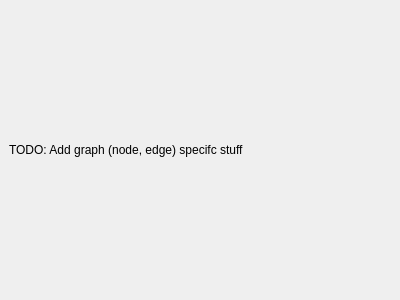
First picture: the form in src/gui/widgets/infodockwidget.ui, repository saschpe/masonry, before the edit.
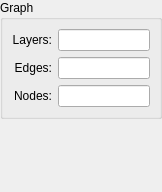
Second picture: the form after the edit.

Commit message: Relaxed InfoWidget and removed the @since in Doxygen comments.

What changed in the file:
```diff
--- a/src/gui/widgets/infodockwidget.ui
+++ b/src/gui/widgets/infodockwidget.ui
@@ -6,8 +6,8 @@
    <rect>
     <x>0</x>
     <y>0</y>
-    <width>400</width>
-    <height>300</height>
+    <width>162</width>
+    <height>192</height>
    </rect>
   </property>
   <property name="floating">
@@ -18,13 +18,91 @@
   </property>
   <widget class="QWidget" name="dockWidgetContents">
    <layout class="QGridLayout" name="gridLayout">
+    <property name="margin">
+     <number>0</number>
+    </property>
     <item row="0" column="0">
-     <widget class="QLabel" name="label">
-      <property name="text">
-       <string>TODO: Add graph (node, edge) specifc stuff</string>
+     <widget class="QGroupBox" name="groupBox">
+      <property name="title">
+       <string>Graph</string>
       </property>
+      <layout class="QGridLayout" name="gridLayout_2">
+       <item row="0" column="0">
+        <widget class="QLabel" name="label_10">
+         <property name="text">
+          <string>Layers:</string>
+         </property>
+         <property name="alignment">
+          <set>Qt::AlignRight|Qt::AlignTrailing|Qt::AlignVCenter</set>
+         </property>
+         <property name="buddy">
+          <cstring>edgeCountLineEdit</cstring>
+         </property>
+        </widget>
+       </item>
+       <item row="1" column="0">
+        <widget class="QLabel" name="label_12">
+         <property name="text">
+          <string>Edges:</string>
+         </property>
+         <property name="alignment">
+          <set>Qt::AlignRight|Qt::AlignTrailing|Qt::AlignVCenter</set>
+         </property>
+         <property name="buddy">
+          <cstring>nodeCountLineEdit</cstring>
+         </property>
+        </widget>
+       </item>
+       <item row="2" column="0">
+        <widget class="QLabel" name="label_11">
+         <property name="text">
+          <string>Nodes:</string>
+         </property>
+         <property name="alignment">
+          <set>Qt::AlignRight|Qt::AlignTrailing|Qt::AlignVCenter</set>
+         </property>
+         <property name="buddy">
+          <cstring>layerCountLineEdit</cstring>
+         </property>
+        </widget>
+       </item>
+       <item row="0" column="1">
+        <widget class="QLineEdit" name="edgeCountLineEdit">
+         <property name="readOnly">
+          <bool>true</bool>
+         </property>
+        </widget>
+       </item>
+       <item row="1" column="1">
+        <widget class="QLineEdit" name="nodeCountLineEdit">
+         <property name="readOnly">
+          <bool>true</bool>
+         </property>
+        </widget>
+       </item>
+       <item row="2" column="1">
+        <widget class="QLineEdit" name="layerCountLineEdit">
+         <property name="readOnly">
+          <bool>true</bool>
+         </property>
+        </widget>
+       </item>
+      </layout>
      </widget>
     </item>
+    <item row="1" column="0">
+     <spacer name="verticalSpacer">
+      <property name="orientation">
+       <enum>Qt::Vertical</enum>
+      </property>
+      <property name="sizeHint" stdset="0">
+       <size>
+        <width>20</width>
+        <height>32</height>
+       </size>
+      </property>
+     </spacer>
+    </item>
    </layout>
   </widget>
  </widget>
```
Left out of the diff: 2 changed lines with no effect on the pictures. The commit also changes 1 other file.
